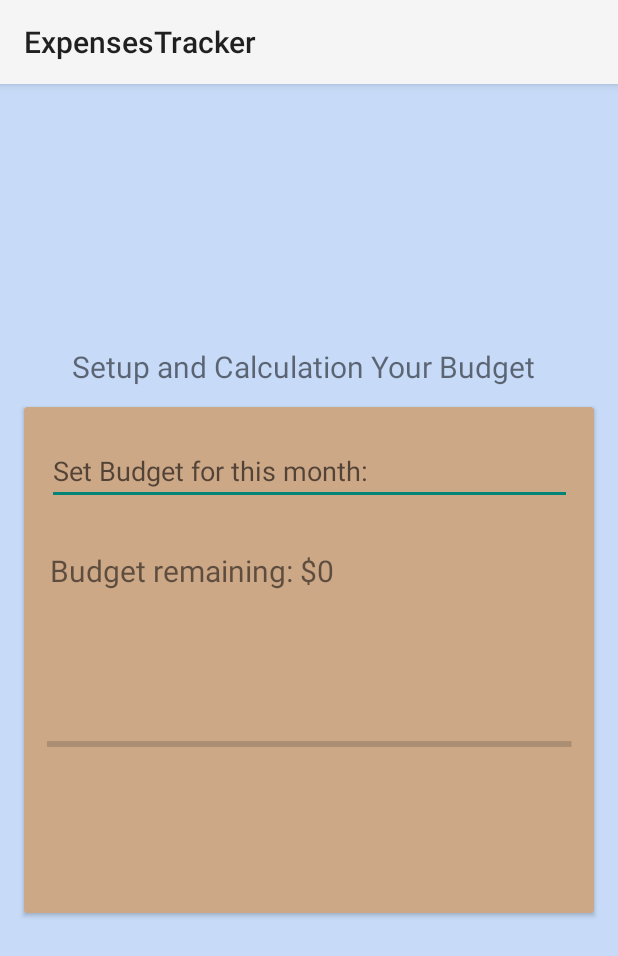
After one commit to mwstl/AccountingApp, an Android app: the budgetActivity screen opened directly, with no data from a screen before it, on a phone screen of 412 x 824 dp. The commit adds this screen. Shown: the top 956 px of the screen. Run offline under Robolectric (Android 15) with nearby library versions, the phone set to English and light mode, and no system bars.

Commit message:
update login+register, budget activity, light sensor( light sensor need to test)!

```diff
--- a/app/src/main/AndroidManifest.xml
+++ b/app/src/main/AndroidManifest.xml
@@ -20,6 +20,12 @@
         android:supportsRtl="true"
         android:theme="@style/Theme.ExpensesTracker"
         tools:targetApi="31">
+        <activity
+            android:name=".RegisterActivity"
+            android:exported="false" />
+        <activity
+            android:name=".budgetActivity"
+            android:exported="false" />
         <activity
             android:name=".MainActivity"
             android:exported="false" />
--- /dev/null
+++ b/app/src/main/java/com/example/expensestracker/budgetActivity.java
@@ -0,0 +1,84 @@
+package com.example.expensestracker;
+
+import androidx.appcompat.app.AppCompatActivity;
+
+import android.database.sqlite.SQLiteDatabase;
+import android.graphics.Color;
+import android.os.Bundle;
+import android.text.Editable;
+import android.text.TextWatcher;
+import android.widget.EditText;
+import android.widget.ProgressBar;
+import android.widget.TextView;
+
+public class budgetActivity extends AppCompatActivity {
+    private EditText etBudget;
+    private TextView tvBudgetRemaining;
+    private ProgressBar progressBar;
+
+    private int budget = 0;
+    private int budgetRemaining = 0;
+    private int progress = 0;
+    @Override
+    protected void onCreate(Bundle savedInstanceState) {
+        super.onCreate(savedInstanceState);
+        setContentView(R.layout.activity_budget);
+        etBudget = findViewById(R.id.et_budget);
+        tvBudgetRemaining = findViewById(R.id.tv_budget_remaining);
+        progressBar = findViewById(R.id.progress_bar);
+
+        etBudget.addTextChangedListener(new TextWatcher() {
+            @Override
+            public void beforeTextChanged(CharSequence s, int start, int count, int after) {}
+
+            @Override
+            public void onTextChanged(CharSequence s, int start, int before, int count) {
+                try {
+                    budget = Integer.parseInt(s.toString());
+                    budgetRemaining = budget;
+                    tvBudgetRemaining.setText("Budget remaining: $" + budgetRemaining);
+                    progress = 0;
+                    progressBar.setProgress(progress);
+                    updateBudget();
+                } catch (NumberFormatException e) {
+                    budget = 0;
+                    budgetRemaining = 0;
+                    tvBudgetRemaining.setText("Budget remaining: $0");
+                    progress = 0;
+                    progressBar.setProgress(progress);
+                }
+            }
+
+            @Override
+            public void afterTextChanged(Editable s) {}
+        });
+
+    }
+    public void updateBudget() {
+        MyHelper dbHelper = new MyHelper(this);
+        float expense = dbHelper.getTotalExpense();
+        System.out.println(expense);
+        if (expense != -1) {
+            budgetRemaining += expense;
+            tvBudgetRemaining.setText("Budget remaining: $" + budgetRemaining);
+            progress = ((budget - budgetRemaining) * 100) / budget;
+            progressBar.setProgress(progress);
+
+            if (budgetRemaining < (budget / 3)) {
+//                progressBar.setProgressDrawable(getResources().getDrawable(R.drawable.yellow_circle));
+                 progressBar.getProgressDrawable().setColorFilter(
+                        Color.RED, android.graphics.PorterDuff.Mode.SRC_IN);
+            } else if (budgetRemaining < (budget / 2)) {
+                progressBar.getProgressDrawable().setColorFilter(
+                        Color.BLUE, android.graphics.PorterDuff.Mode.SRC_IN);
+
+            }else{
+                progressBar.getProgressDrawable().setColorFilter(
+                        Color.GREEN, android.graphics.PorterDuff.Mode.SRC_IN);
+            }
+
+
+        }
+    }
+
+}
--- /dev/null
+++ b/app/src/main/res/drawable/red_circle.xml
@@ -0,0 +1,6 @@
+<?xml version="1.0" encoding="utf-8"?>
+<shape xmlns:android="http://schemas.android.com/apk/res/android"
+    android:shape="oval">
+    <corners android:radius="10dp" />
+    <solid android:color="#FF0000" />
+</shape>
--- /dev/null
+++ b/app/src/main/res/drawable/yellow_circle.xml
@@ -0,0 +1,6 @@
+<?xml version="1.0" encoding="utf-8"?>
+<shape xmlns:android="http://schemas.android.com/apk/res/android"
+    android:shape="oval">
+    <corners android:radius="10dp" />
+    <solid android:color="#FFFF00" />
+</shape>
--- /dev/null
+++ b/app/src/main/res/layout/activity_budget.xml
@@ -0,0 +1,75 @@
+<?xml version="1.0" encoding="utf-8"?>
+<RelativeLayout xmlns:android="http://schemas.android.com/apk/res/android"
+    xmlns:tools="http://schemas.android.com/tools"
+    android:layout_width="match_parent"
+    android:layout_height="match_parent"
+    android:background="#C7DBF8"
+    tools:context=".budgetActivity">
+
+    <TextView
+        android:layout_width="wrap_content"
+        android:layout_height="wrap_content"
+        android:layout_alignParentStart="true"
+        android:layout_alignParentBottom="true"
+        android:layout_marginStart="48dp"
+        android:layout_marginBottom="566dp"
+
+        android:text="Setup and Calculation Your Budget"
+        android:textSize="20dp" />
+
+    <androidx.cardview.widget.CardView
+        android:id="@+id/carView"
+        android:layout_width="match_parent"
+        android:layout_height="300dp"
+        android:layout_alignParentTop="true"
+        android:layout_alignParentBottom="true"
+        android:layout_marginStart="16dp"
+        android:layout_marginTop="215dp"
+        android:outlineSpotShadowColor="@color/black"
+        android:layout_marginEnd="16dp"
+        android:layout_marginBottom="215dp"
+        android:backgroundTint="#CCA887">
+
+        <EditText
+            android:id="@+id/et_budget"
+            android:layout_width="wrap_content"
+            android:layout_height="wrap_content"
+            android:width="350dp"
+            android:layout_marginLeft="15dp"
+            android:hint="Set Budget for this month: "
+            android:translationY="20dp" />
+
+        <TextView
+            android:id="@+id/tv_budget_remaining"
+            android:layout_width="wrap_content"
+            android:layout_height="wrap_content"
+            android:layout_marginLeft="17dp"
+            android:layout_marginTop="15dp"
+            android:text="Budget remaining: $0"
+            android:textSize="20dp"
+            android:translationY="80dp" />
+
+        <!--        <ProgressBar-->
+        <!--            android:id="@+id/progress_bar"-->
+        <!--            android:layout_width="150dp"-->
+        <!--            android:layout_height="150dp"-->
+        <!--            android:max="100"-->
+        <!--            android:progress="0"-->
+        <!--            android:translationX="270dp" />-->
+
+        <ProgressBar
+            android:id="@+id/progress_bar"
+            style="?android:attr/progressBarStyleHorizontal"
+            android:layout_width="350dp"
+            android:layout_height="150dp"
+            android:max="100"
+            android:progress="0"
+            android:translationX="15dp"
+            android:translationY="150dp"
+
+
+            />
+
+    </androidx.cardview.widget.CardView>
+
+</RelativeLayout>
```
Also changed, not shown: app/src/main/java/com/example/expensestracker/LoginActivity.java (+90 -35 lines), app/src/main/java/com/example/expensestracker/MainActivity.java (+10 -1 lines), app/src/main/java/com/example/expensestracker/MyHelper.java (+13 -0 lines), app/src/main/java/com/example/expensestracker/RegisterActivity.java (added, +56 -0 lines), app/src/main/res/layout/activity_login.xml (+7 -1 lines), app/src/main/res/layout/activity_main.xml (+14 -2 lines), app/src/main/res/layout/activity_register.xml (added, +91 -0 lines), app/src/main/res/drawable/icon.png (added).
